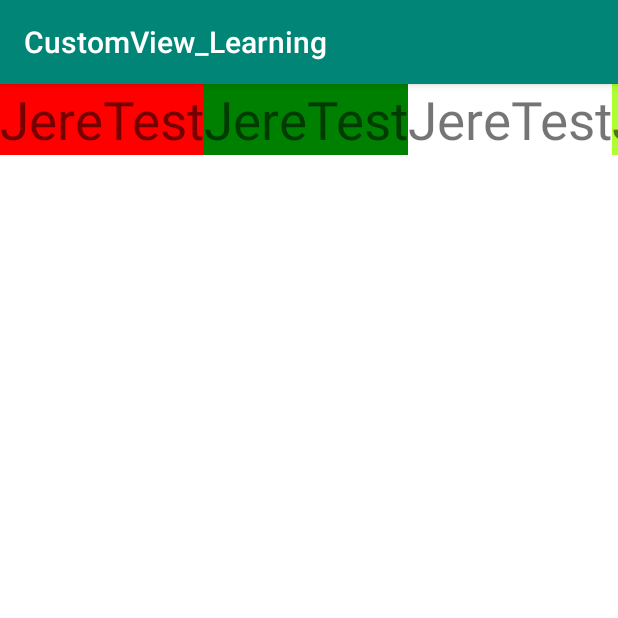
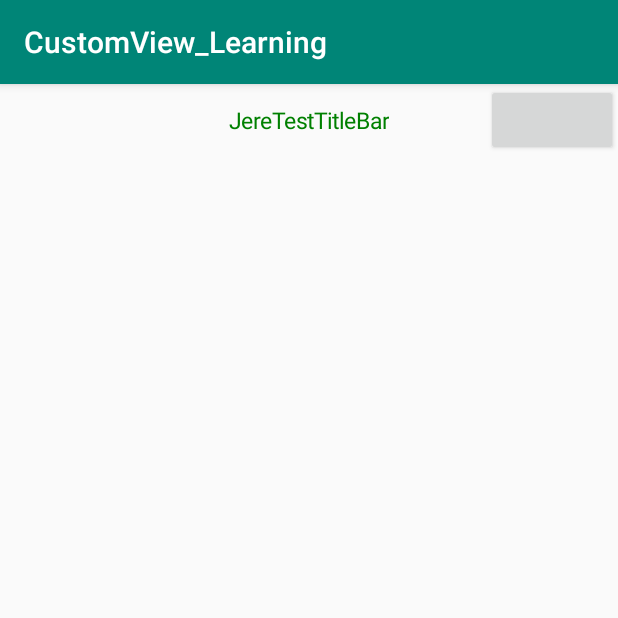
Before and after one commit to JereChen11/CustomView_Learning, an Android app: the screen it shows after launch (MainActivity), on a phone screen of 412 x 824 dp, the top half of it. Run offline under Robolectric (Android 15) with nearby library versions, the phone set to English and light mode, and no system bars.

Commit message:
add custom component

```diff
--- /dev/null
+++ b/app/src/main/java/com/jere/customview_learning/MyTitleBarView.java
@@ -0,0 +1,59 @@
+package com.jere.customview_learning;
+
+import android.content.Context;
+import android.content.res.TypedArray;
+import android.graphics.Color;
+import android.util.AttributeSet;
+import android.view.LayoutInflater;
+import android.view.View;
+import android.widget.Button;
+import android.widget.TextView;
+
+import androidx.annotation.Nullable;
+import androidx.constraintlayout.widget.ConstraintLayout;
+
+public class MyTitleBarView extends ConstraintLayout {
+    public MyTitleBarView(Context context) {
+        this(context, null);
+    }
+
+    public MyTitleBarView(Context context, @Nullable AttributeSet attrs) {
+        this(context, attrs, 0);
+    }
+
+    public MyTitleBarView(Context context, @Nullable AttributeSet attrs, int defStyleAttr) {
+        super(context, attrs, defStyleAttr);
+
+        inflate(context, R.layout.custom_view_my_title_var, this);
+        Button cancelBtn = findViewById(R.id.cancel_btn);
+        Button finishBtn = findViewById(R.id.finish_btn);
+        TextView titleTv = findViewById(R.id.title_tv);
+
+        TypedArray typedArray = context.obtainStyledAttributes(attrs, R.styleable.MyTitleBarView);
+
+        int color = typedArray.getColor(R.styleable.MyTitleBarView_titleTextColor, Color.BLACK);
+        String titleText = typedArray.getString(R.styleable.MyTitleBarView_titleText);
+        float titleTextSize = typedArray.getDimension(R.styleable.MyTitleBarView_titleTextSize, 20);
+        boolean isShowCancelBtn = typedArray.getBoolean(R.styleable.MyTitleBarView_isShowCancelBtn, true);
+        boolean isShowFinishBtn = typedArray.getBoolean(R.styleable.MyTitleBarView_isShowFinishBtn, true);
+
+        titleTv.setText(titleText);
+        titleTv.setTextColor(color);
+        titleTv.setTextSize(titleTextSize);
+        if (isShowCancelBtn) {
+            cancelBtn.setVisibility(VISIBLE);
+        } else {
+            cancelBtn.setVisibility(GONE);
+        }
+
+        if (isShowFinishBtn) {
+            finishBtn.setVisibility(VISIBLE);
+        } else {
+            finishBtn.setVisibility(GONE);
+        }
+
+        typedArray.recycle();
+    }
+
+
+}
--- a/app/src/main/res/layout/activity_main.xml
+++ b/app/src/main/res/layout/activity_main.xml
@@ -6,56 +6,66 @@
     android:layout_height="match_parent"
     tools:context=".MainActivity">
 
-    <com.jere.customview_learning.MyCircleView
-        android:layout_width="wrap_content"
-        android:layout_height="wrap_content"
-        android:layout_margin="50dp"
-        android:background="@color/dark_gray"
-        app:layout_constraintStart_toStartOf="parent"
-        app:layout_constraintTop_toTopOf="parent"
-        app:viewColor="@color/black" />
+<!--    <com.jere.customview_learning.MyCircleView-->
+<!--        android:layout_width="wrap_content"-->
+<!--        android:layout_height="wrap_content"-->
+<!--        android:layout_margin="50dp"-->
+<!--        android:background="@color/dark_gray"-->
+<!--        app:layout_constraintStart_toStartOf="parent"-->
+<!--        app:layout_constraintTop_toTopOf="parent"-->
+<!--        app:viewColor="@color/black" />-->
 
-    <com.jere.customview_learning.HorizontalScrollViewEx
+<!--    <com.jere.customview_learning.HorizontalScrollViewEx-->
+<!--        android:layout_width="match_parent"-->
+<!--        android:layout_height="match_parent"-->
+<!--        android:background="@color/white">-->
+
+<!--        <TextView-->
+<!--            android:layout_width="wrap_content"-->
+<!--            android:layout_height="wrap_content"-->
+<!--            android:text="JereTest"-->
+<!--            android:textSize="35sp"-->
+<!--            android:background="@color/red" />-->
+
+<!--        <TextView-->
+<!--            android:layout_width="wrap_content"-->
+<!--            android:layout_height="wrap_content"-->
+<!--            android:text="JereTest"-->
+<!--            android:textSize="35sp"-->
+<!--            android:background="@color/green" />-->
+
+<!--        <TextView-->
+<!--            android:layout_width="wrap_content"-->
+<!--            android:layout_height="wrap_content"-->
+<!--            android:text="JereTest"-->
+<!--            android:textSize="35sp"-->
+<!--            android:background="@color/white" />-->
+
+<!--        <TextView-->
+<!--            android:layout_width="wrap_content"-->
+<!--            android:layout_height="wrap_content"-->
+<!--            android:text="JereTest"-->
+<!--            android:textSize="35sp"-->
+<!--            android:background="@color/greenYellow" />-->
+
+<!--        <TextView-->
+<!--            android:layout_width="wrap_content"-->
+<!--            android:layout_height="wrap_content"-->
+<!--            android:text="JereTest"-->
+<!--            android:textSize="35sp"-->
+<!--            android:background="@color/yellow" />-->
+
+
+<!--    </com.jere.customview_learning.HorizontalScrollViewEx>-->
+
+    <com.jere.customview_learning.MyTitleBarView
         android:layout_width="match_parent"
         android:layout_height="match_parent"
-        android:background="@color/white">
-
-        <TextView
-            android:layout_width="wrap_content"
-            android:layout_height="wrap_content"
-            android:text="JereTest"
-            android:textSize="35sp"
-            android:background="@color/red" />
-
-        <TextView
-            android:layout_width="wrap_content"
-            android:layout_height="wrap_content"
-            android:text="JereTest"
-            android:textSize="35sp"
-            android:background="@color/green" />
-
-        <TextView
-            android:layout_width="wrap_content"
-            android:layout_height="wrap_content"
-            android:text="JereTest"
-            android:textSize="35sp"
-            android:background="@color/white" />
-
-        <TextView
-            android:layout_width="wrap_content"
-            android:layout_height="wrap_content"
-            android:text="JereTest"
-            android:textSize="35sp"
-            android:background="@color/greenYellow" />
-
-        <TextView
-            android:layout_width="wrap_content"
-            android:layout_height="wrap_content"
-            android:text="JereTest"
-            android:textSize="35sp"
-            android:background="@color/yellow" />
-
-
-    </com.jere.customview_learning.HorizontalScrollViewEx>
+        app:layout_constraintTop_toTopOf="parent"
+        app:titleText="JereTestTitleBar"
+        app:titleTextColor="@color/green"
+        app:titleTextSize="10sp"
+        app:isShowCancelBtn="false"
+        />
 
 </androidx.constraintlayout.widget.ConstraintLayout>
--- /dev/null
+++ b/app/src/main/res/layout/custom_view_my_title_var.xml
@@ -0,0 +1,33 @@
+<?xml version="1.0" encoding="utf-8"?>
+<androidx.constraintlayout.widget.ConstraintLayout xmlns:android="http://schemas.android.com/apk/res/android"
+    xmlns:app="http://schemas.android.com/apk/res-auto"
+    android:layout_width="match_parent"
+    android:layout_height="wrap_content"
+    android:orientation="horizontal">
+
+    <Button
+        android:id="@+id/cancel_btn"
+        android:layout_width="wrap_content"
+        android:layout_height="wrap_content"
+        app:layout_constraintStart_toStartOf="parent"
+        app:layout_constraintTop_toTopOf="parent" />
+
+    <TextView
+        android:id="@+id/title_tv"
+        android:layout_width="wrap_content"
+        android:layout_height="wrap_content"
+        android:layout_gravity="center"
+        app:layout_constraintBottom_toBottomOf="parent"
+        app:layout_constraintEnd_toEndOf="parent"
+        app:layout_constraintStart_toStartOf="parent"
+        app:layout_constraintTop_toTopOf="parent" />
+
+    <Button
+        android:id="@+id/finish_btn"
+        android:layout_width="wrap_content"
+        android:layout_height="wrap_content"
+        android:layout_gravity="end"
+        app:layout_constraintEnd_toEndOf="parent"
+        app:layout_constraintTop_toTopOf="parent" />
+
+</androidx.constraintlayout.widget.ConstraintLayout>
--- a/app/src/main/res/values/attrs.xml
+++ b/app/src/main/res/values/attrs.xml
@@ -9,4 +9,13 @@
     <declare-styleable name="MyCircleView">
         <attr name="viewColor" format="color" />
     </declare-styleable>
+
+    <declare-styleable name="MyTitleBarView">
+        <attr name="titleText" format="string" />
+        <attr name="titleTextSize" format="dimension" />
+        <attr name="titleTextColor" format="color" />
+        <attr name="isShowCancelBtn" format="boolean" />
+        <attr name="isShowFinishBtn" format="boolean" />
+
+    </declare-styleable>
 </resources>
```
